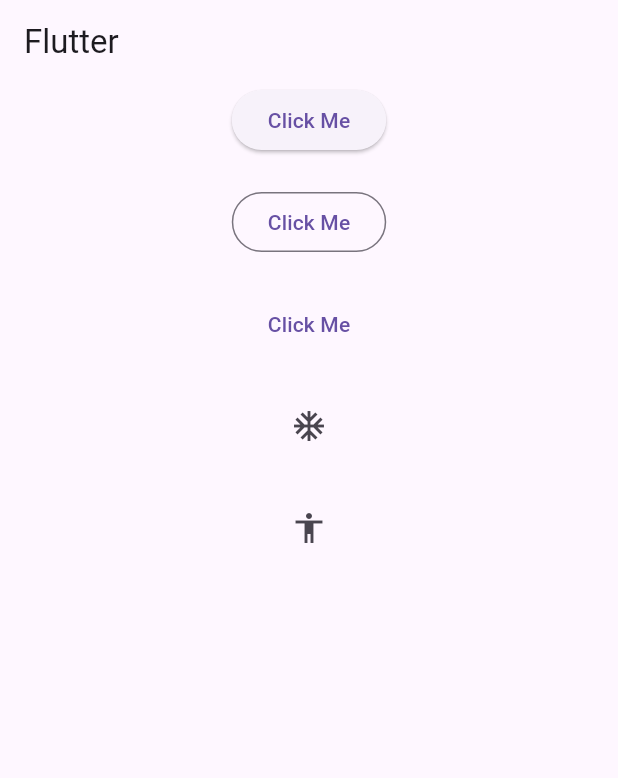
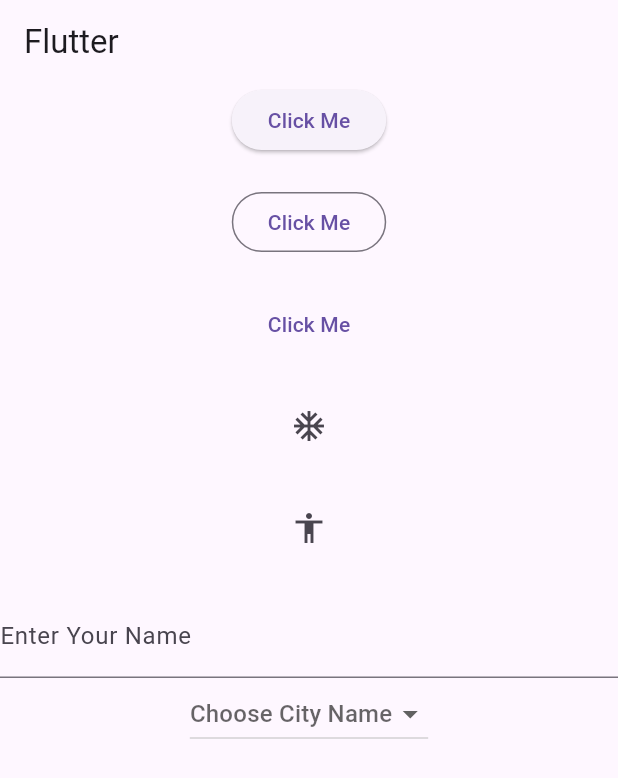
Before and after one commit to memahin/Flutter-Interactive-and-Input-Widgets, a Flutter app: the screen it shows after launch, on a phone screen of 412 x 824 dp. Shown: the top 778 px of the screen. Run offline on Flutter 3.47's test engine with Material 3 defaults, Android fonts, the light colour scheme and no system bars.

Commit message:
DropdownButton

```diff
--- a/lib/main.dart
+++ b/lib/main.dart
@@ -68,8 +68,28 @@
               onLongPress: (){
                 showSnack(context, "Long Press");
               },
+              child: IconButton(onPressed: (){}, icon: Icon(Icons.accessibility)),
+            ),
 
-              child: IconButton(onPressed: (){}, icon: Icon(Icons.accessibility)),
+            SizedBox(height: 20,),
+
+            TextFormField(
+              decoration: InputDecoration(labelText: "Enter Your Name"),
+              onFieldSubmitted: (value){
+                showSnack(context, value);
+              }
+            ),
+
+            DropdownButton(
+              hint: Text("Choose City Name"),
+                items: [
+                  DropdownMenuItem(value: "Dhaka", child: Text("Dhaka")),
+                  DropdownMenuItem(value: "Rajshahi", child: Text("Rajshahi")),
+                  DropdownMenuItem(value: "Khulna", child: Text("Khulna")),
+                ],
+              onChanged: (value){
+                  showSnack(context, value.toString());
+              }
             )
           ],
         ),
```
